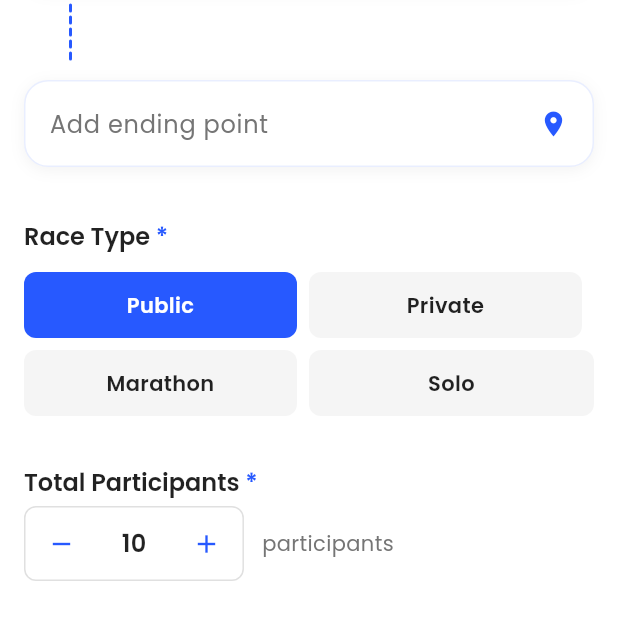
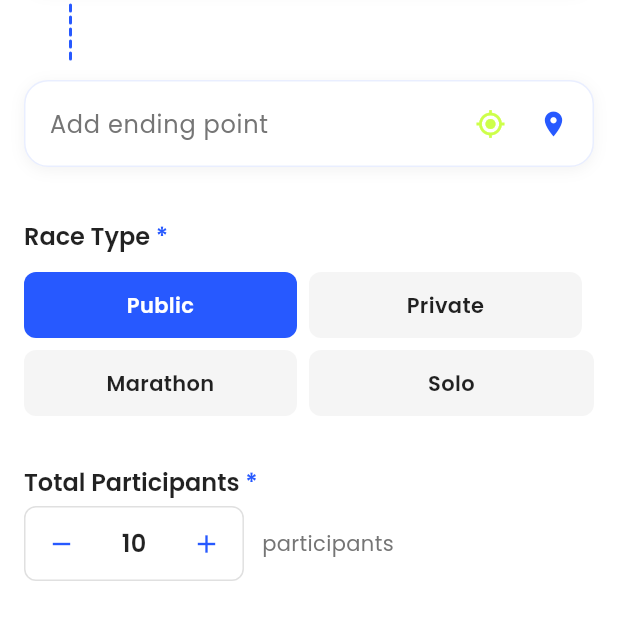
Before and after one commit to netsphereofficial-jpg/netsphere-stepzsync-stable, a Flutter app: the CreateRaceScreen screen opened directly, on a phone screen of 412 x 824 dp, the part 457-1075 px from its top. Run offline on Flutter 3.47's test engine with Material 3 defaults, Android fonts, the phone set to English and light mode, and no system bars; our stand-ins replace cloud_firestore, cloud_functions, confetti, connectivity_plus, country_code_picker, dio and 27 more; missing offline and left inert: android_intent_plus, firebase_performance, flutter_polyline_points, health, place_picker_google; accounts and stored records are empty; project files that could hold a hidden picture were left out.

Commit message:
Add auto-random end location generation and GPS button
Features:
- Auto-generate random end location (1-5 km) when start point selected
- Add GPS button to set end location to current position
- Random location uses bearing/distance calculation
- Users can still manually change end location
- GPS button shows loading state during fetch

Implementation:
- Added generateRandomEndLocation() method in CreateRaceController
- Added _calculateDestination() helper for coordinate calculation
- Added setEndLocationToCurrent() for GPS current location
- Updated PlacePickerScreen to trigger auto-generation
- Added GPS icon button to end location field in UI
- Reverse geocoding for generated addresses

🤖 Generated with [Claude Code](https://claude.com/claude-code)

Co-Authored-By: Claude <noreply@anthropic.com>

```diff
--- a/lib/screens/races/create_race/create_race_screen.dart
+++ b/lib/screens/races/create_race/create_race_screen.dart
@@ -155,13 +155,47 @@ class CreateRaceScreen extends StatelessWidget {
                 hintText: 'Add ending point',
                 isReadOnly: true,
                 onClick: () => _showLocationPicker(false),
-                suffixIcon: Padding(
-                  padding: EdgeInsets.all(16),
-                  child: Icon(
-                    Icons.location_on,
-                    color: AppColors.appColor,
-                    size: 20,
-                  ),
+                suffixIcon: Row(
+                  mainAxisSize: MainAxisSize.min,
+                  children: [
+                    // GPS button to use current location
+                    Obx(() => controller.isLoading.value
+                        ? Padding(
+                            padding: EdgeInsets.only(right: 8),
+                            child: SizedBox(
+                              width: 16,
+                              height: 16,
+                              child: CircularProgressIndicator(
+                                strokeWidth: 2,
+                                valueColor: AlwaysStoppedAnimation<Color>(
+                                  AppColors.appColor,
+                                ),
+                              ),
+                            ),
+                          )
+                        : IconButton(
+                            icon: Icon(
+                              Icons.my_location,
+                              color: AppColors.neonYellow,
+                              size: 20,
+                            ),
+                            padding: EdgeInsets.zero,
+                            constraints: BoxConstraints(),
+                            onPressed: () {
+                              controller.setEndLocationToCurrent();
+                            },
+                            tooltip: 'Use current location',
+                          ),
+                    ),
+                    SizedBox(width: 8),
+                    // Location icon
+                    Icon(
+                      Icons.location_on,
+                      color: AppColors.appColor,
+                      size: 20,
+                    ),
+                    SizedBox(width: 16),
+                  ],
                 ),
               ),
 
```
Also changed, not shown: lib/controllers/race/create_race_controller.dart (+191 -0 lines), lib/screens/place_picker/place_picker_screen.dart (+9 -3 lines).
